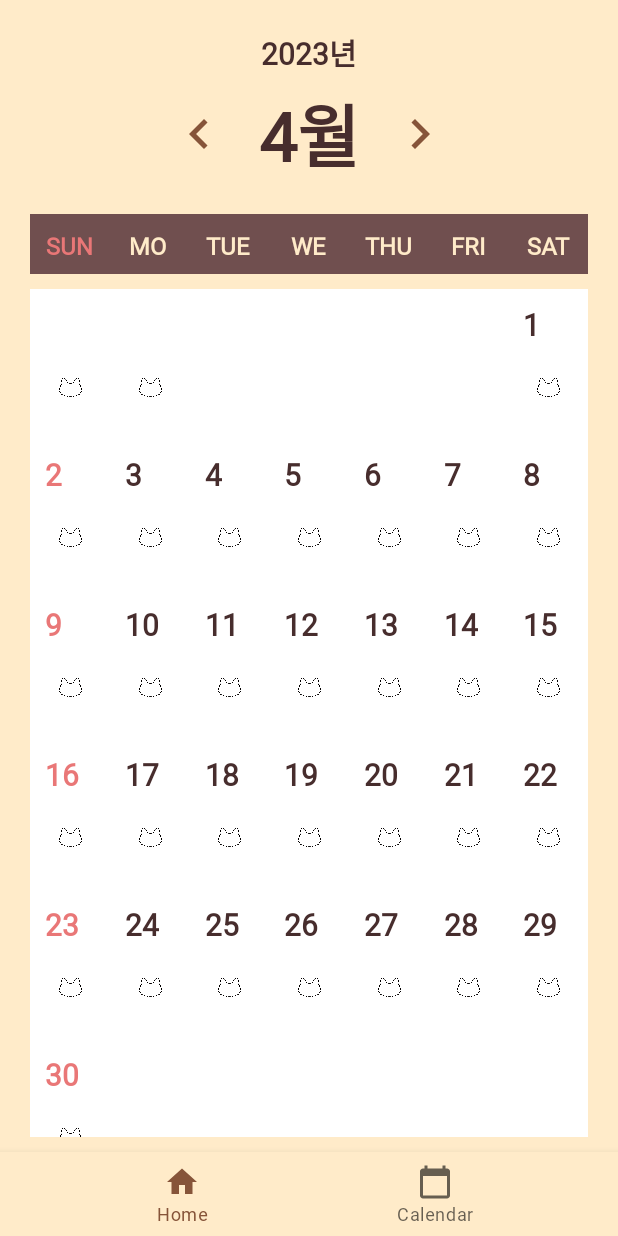
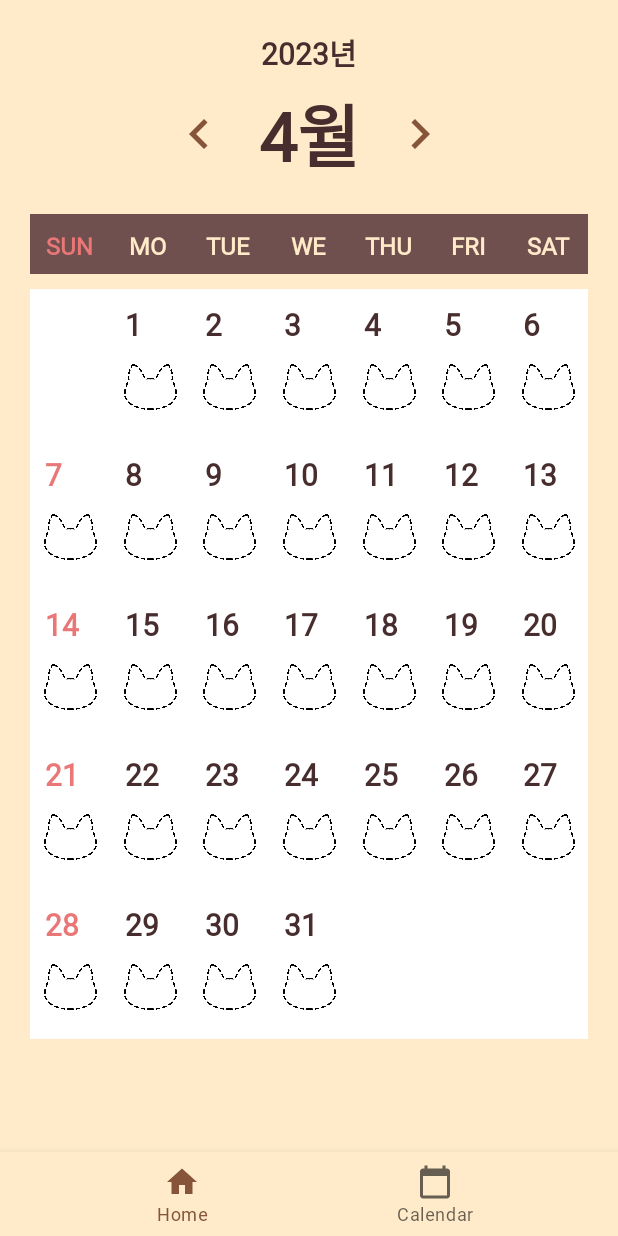
Before and after one commit to j-miiin/CatWork, an Android app: the CalendarFragment screen opened through its navigation route, after a tap on an icon or button, on a phone screen of 412 x 824 dp. Run offline under Robolectric (Android 15) with nearby library versions, the phone set to English and light mode, and no system bars; our stand-ins replace Room's generated code, navigation-ui.

Commit message:
기록용 아이콘 추가

```diff
--- a/CatWork/app/src/main/res/drawable-v24/ic_bad.xml
+++ /dev/null
@@ -1,5 +0,0 @@
-<vector android:height="24dp" android:tint="#FC2C2C"
-    android:viewportHeight="24" android:viewportWidth="24"
-    android:width="24dp" xmlns:android="http://schemas.android.com/apk/res/android">
-    <path android:fillColor="@android:color/white" android:pathData="M11.99,2C6.47,2 2,6.48 2,12s4.47,10 9.99,10C17.52,22 22,17.52 22,12S17.52,2 11.99,2zM12,20c-4.42,0 -8,-3.58 -8,-8s3.58,-8 8,-8 8,3.58 8,8 -3.58,8 -8,8zM15.5,11c0.83,0 1.5,-0.67 1.5,-1.5S16.33,8 15.5,8 14,8.67 14,9.5s0.67,1.5 1.5,1.5zM8.5,11c0.83,0 1.5,-0.67 1.5,-1.5S9.33,8 8.5,8 7,8.67 7,9.5 7.67,11 8.5,11zM12,17.5c2.33,0 4.31,-1.46 5.11,-3.5L6.89,14c0.8,2.04 2.78,3.5 5.11,3.5z"/>
-</vector>
--- a/CatWork/app/src/main/res/drawable-v24/ic_good.xml
+++ /dev/null
@@ -1,5 +0,0 @@
-<vector android:height="24dp" android:tint="#00AF12"
-    android:viewportHeight="24" android:viewportWidth="24"
-    android:width="24dp" xmlns:android="http://schemas.android.com/apk/res/android">
-    <path android:fillColor="@android:color/white" android:pathData="M11.99,2C6.47,2 2,6.48 2,12s4.47,10 9.99,10C17.52,22 22,17.52 22,12S17.52,2 11.99,2zM12,20c-4.42,0 -8,-3.58 -8,-8s3.58,-8 8,-8 8,3.58 8,8 -3.58,8 -8,8zM15.5,11c0.83,0 1.5,-0.67 1.5,-1.5S16.33,8 15.5,8 14,8.67 14,9.5s0.67,1.5 1.5,1.5zM8.5,11c0.83,0 1.5,-0.67 1.5,-1.5S9.33,8 8.5,8 7,8.67 7,9.5 7.67,11 8.5,11zM12,17.5c2.33,0 4.31,-1.46 5.11,-3.5L6.89,14c0.8,2.04 2.78,3.5 5.11,3.5z"/>
-</vector>
--- a/CatWork/app/src/main/res/drawable-v24/ic_sick.xml
+++ /dev/null
@@ -1,5 +0,0 @@
-<vector android:height="24dp" android:tint="#694781"
-    android:viewportHeight="24" android:viewportWidth="24"
-    android:width="24dp" xmlns:android="http://schemas.android.com/apk/res/android">
-    <path android:fillColor="@android:color/white" android:pathData="M11.99,2C6.47,2 2,6.48 2,12s4.47,10 9.99,10C17.52,22 22,17.52 22,12S17.52,2 11.99,2zM12,20c-4.42,0 -8,-3.58 -8,-8s3.58,-8 8,-8 8,3.58 8,8 -3.58,8 -8,8zM15.5,11c0.83,0 1.5,-0.67 1.5,-1.5S16.33,8 15.5,8 14,8.67 14,9.5s0.67,1.5 1.5,1.5zM8.5,11c0.83,0 1.5,-0.67 1.5,-1.5S9.33,8 8.5,8 7,8.67 7,9.5 7.67,11 8.5,11zM12,17.5c2.33,0 4.31,-1.46 5.11,-3.5L6.89,14c0.8,2.04 2.78,3.5 5.11,3.5z"/>
-</vector>
--- a/CatWork/app/src/main/res/drawable-v24/ic_soso.xml
+++ /dev/null
@@ -1,5 +0,0 @@
-<vector android:height="24dp" android:tint="#FFC107"
-    android:viewportHeight="24" android:viewportWidth="24"
-    android:width="24dp" xmlns:android="http://schemas.android.com/apk/res/android">
-    <path android:fillColor="@android:color/white" android:pathData="M11.99,2C6.47,2 2,6.48 2,12s4.47,10 9.99,10C17.52,22 22,17.52 22,12S17.52,2 11.99,2zM12,20c-4.42,0 -8,-3.58 -8,-8s3.58,-8 8,-8 8,3.58 8,8 -3.58,8 -8,8zM15.5,11c0.83,0 1.5,-0.67 1.5,-1.5S16.33,8 15.5,8 14,8.67 14,9.5s0.67,1.5 1.5,1.5zM8.5,11c0.83,0 1.5,-0.67 1.5,-1.5S9.33,8 8.5,8 7,8.67 7,9.5 7.67,11 8.5,11zM12,17.5c2.33,0 4.31,-1.46 5.11,-3.5L6.89,14c0.8,2.04 2.78,3.5 5.11,3.5z"/>
-</vector>
--- a/CatWork/app/src/main/res/drawable/ic_perfect.xml
+++ /dev/null
@@ -1,5 +0,0 @@
-<vector android:height="24dp" android:tint="#0089BB"
-    android:viewportHeight="24" android:viewportWidth="24"
-    android:width="24dp" xmlns:android="http://schemas.android.com/apk/res/android">
-    <path android:fillColor="@android:color/white" android:pathData="M11.99,2C6.47,2 2,6.48 2,12s4.47,10 9.99,10C17.52,22 22,17.52 22,12S17.52,2 11.99,2zM12,20c-4.42,0 -8,-3.58 -8,-8s3.58,-8 8,-8 8,3.58 8,8 -3.58,8 -8,8zM15.5,11c0.83,0 1.5,-0.67 1.5,-1.5S16.33,8 15.5,8 14,8.67 14,9.5s0.67,1.5 1.5,1.5zM8.5,11c0.83,0 1.5,-0.67 1.5,-1.5S9.33,8 8.5,8 7,8.67 7,9.5 7.67,11 8.5,11zM12,17.5c2.33,0 4.31,-1.46 5.11,-3.5L6.89,14c0.8,2.04 2.78,3.5 5.11,3.5z"/>
-</vector>
--- a/CatWork/app/src/main/res/layout/fragment_home.xml
+++ b/CatWork/app/src/main/res/layout/fragment_home.xml
@@ -70,8 +70,8 @@
 
         <ImageButton
             android:id="@+id/recordButton"
-            android:layout_width="35dp"
-            android:layout_height="35dp"
+            android:layout_width="60dp"
+            android:layout_height="60dp"
             android:layout_marginEnd="10dp"
             android:layout_marginTop="10dp"
             android:src="@drawable/ic_none"
--- a/CatWork/app/src/main/res/layout/viewholder_calendar_cell.xml
+++ b/CatWork/app/src/main/res/layout/viewholder_calendar_cell.xml
@@ -21,8 +21,8 @@
 
     <ImageButton
         android:id="@+id/recordButton"
-        android:layout_width="35dp"
-        android:layout_height="35dp"
+        android:layout_width="50dp"
+        android:layout_height="60dp"
         android:background="@null"
         android:scaleType="fitCenter"
         app:layout_constraintBottom_toBottomOf="parent"
```
Also changed, not shown: CatWork/app/src/main/res/drawable-v24/ic_bad.png (added), CatWork/app/src/main/res/drawable-v24/ic_good.png (added), CatWork/app/src/main/res/drawable-v24/ic_none.png, CatWork/app/src/main/res/drawable-v24/ic_perfect.png (added), CatWork/app/src/main/res/drawable-v24/ic_sick.png (added), CatWork/app/src/main/res/drawable-v24/ic_soso.png (added).
